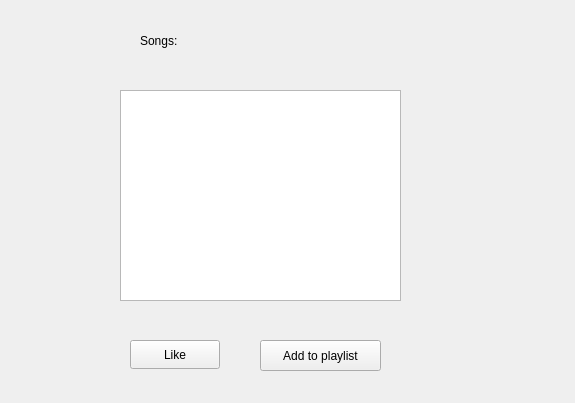
The window that album_song_window.ui (Fatemehasadi86/spotify1) describes before a commit, drawn with Qt 5.
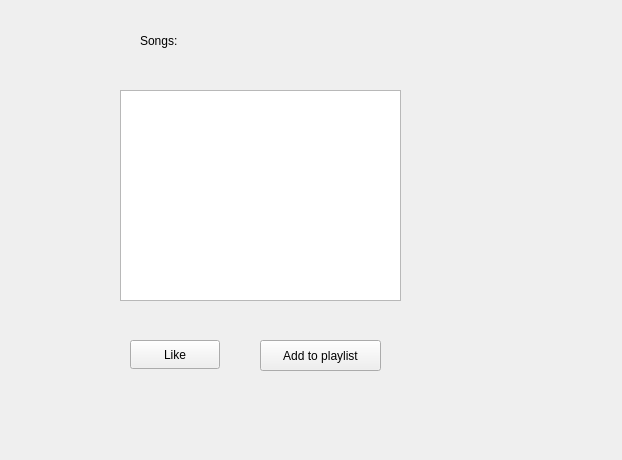
The same window after the commit.

Patch:
```diff
--- a/album_song_window.ui
+++ b/album_song_window.ui
@@ -6,8 +6,8 @@
    <rect>
     <x>0</x>
     <y>0</y>
-    <width>575</width>
-    <height>403</height>
+    <width>622</width>
+    <height>460</height>
    </rect>
   </property>
   <property name="windowTitle">
```
